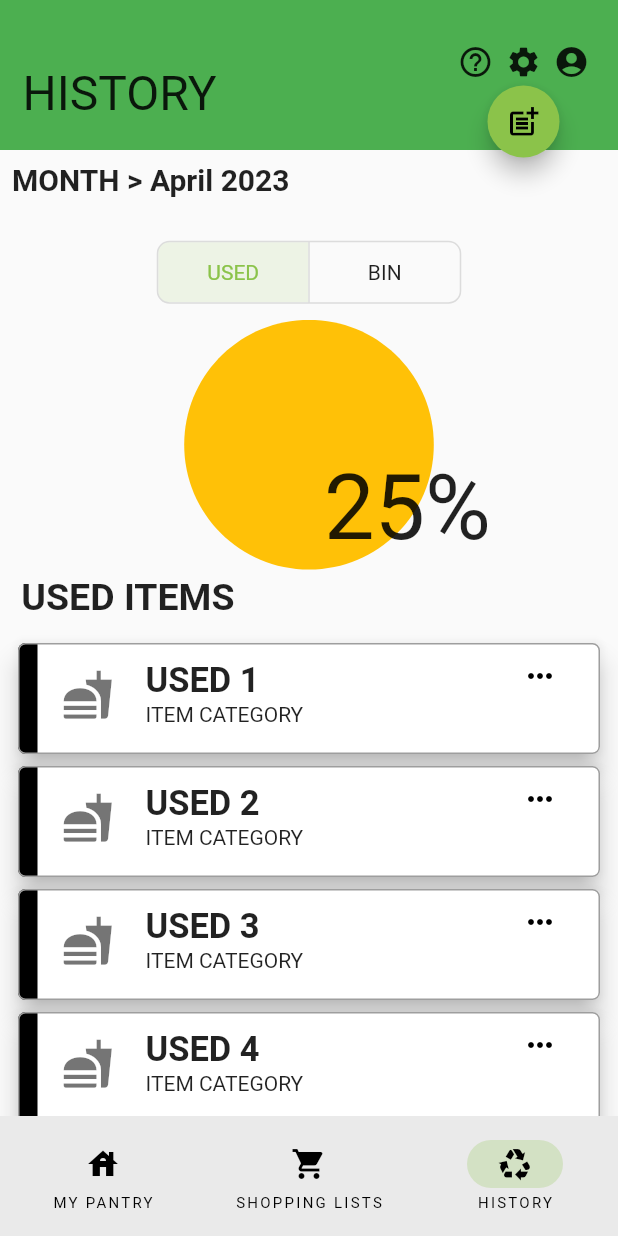
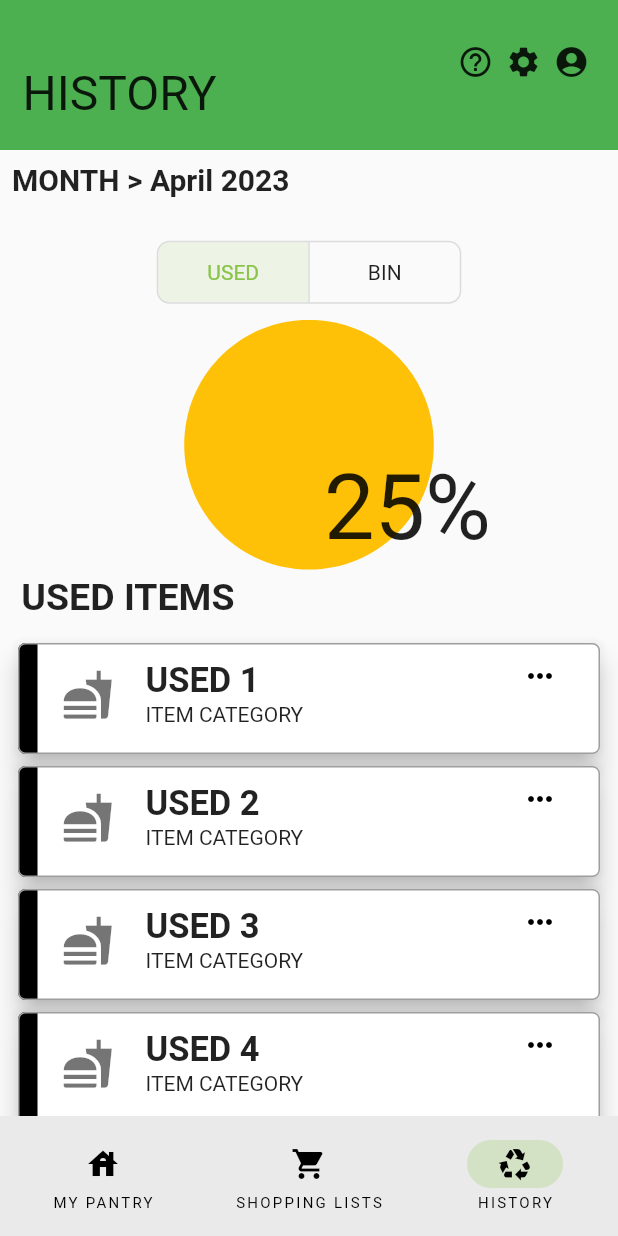
Before and after one commit to kitsain/Kitsain-Frontend-Spring2023, a Flutter app: the screen it shows after launch, item 3 of the bottom bar chosen, on a phone screen of 412 x 824 dp. Run offline on Flutter 3.47's test engine with Material 2 defaults, Android fonts, the phone set to English and light mode, and no system bars; our stand-ins replace get, realm; missing offline and left inert: openfoodfacts, simple_barcode_scanner; generated files the repository leaves out were written again.

Commit message:
Removed extra parameters for history tab's top bar

```diff
--- a/lib/views/main_menu_pages/used_and_expired.dart
+++ b/lib/views/main_menu_pages/used_and_expired.dart
@@ -191,8 +191,6 @@ class _UsedAndExpiredState extends State<UsedAndExpired> {
     return Scaffold(
         appBar: TopBar(
           title: AppLocalizations.of(context)!.historyScreen,
-          addFunction: _temp,
-          addIcon: Icons.post_add,
           helpFunction: _temp,
         ),
         body: DragTarget<String>(
```
